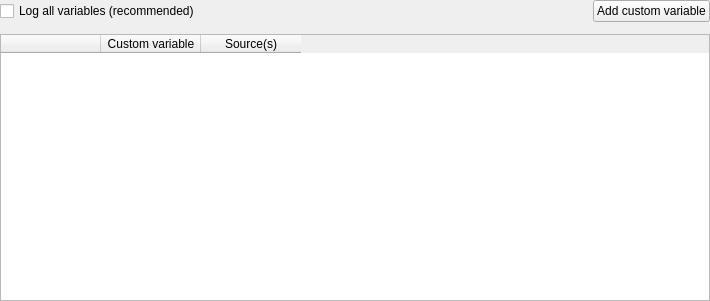
The window that libqtopensesame/resources/ui/widgets/logger.ui (open-cogsci/OpenSesame) describes before a commit, drawn with Qt 5.
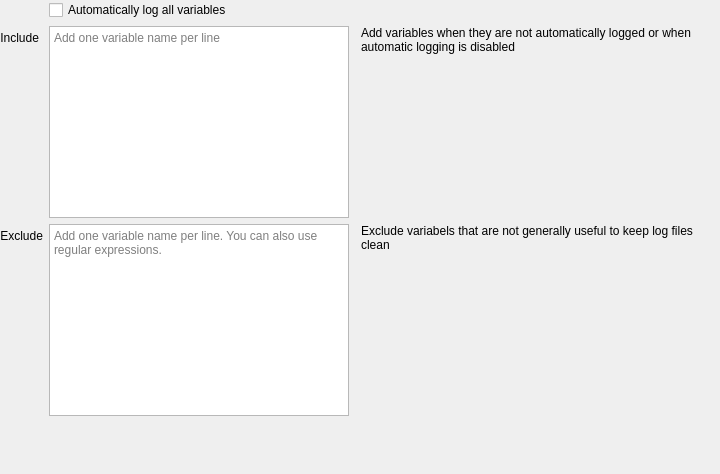
The same window after the commit.

Commit message: Improve detection and logging of variables

The edit to the form file:
```diff
--- a/libqtopensesame/resources/ui/widgets/logger.ui
+++ b/libqtopensesame/resources/ui/widgets/logger.ui
@@ -6,21 +6,107 @@
    <rect>
     <x>0</x>
     <y>0</y>
-    <width>710</width>
-    <height>301</height>
+    <width>720</width>
+    <height>474</height>
    </rect>
   </property>
   <property name="windowTitle">
    <string>Form</string>
   </property>
-  <layout class="QVBoxLayout" name="verticalLayout">
-   <property name="spacing">
-    <number>12</number>
+  <layout class="QFormLayout" name="formLayout">
+   <property name="leftMargin">
+    <number>0</number>
    </property>
-   <property name="margin">
+   <property name="topMargin">
     <number>0</number>
    </property>
-   <item>
+   <property name="rightMargin">
+    <number>0</number>
+   </property>
+   <property name="bottomMargin">
+    <number>0</number>
+   </property>
+   <item row="0" column="1">
+    <widget class="QCheckBox" name="checkbox_auto_log">
+     <property name="text">
+      <string>Automatically log all variables</string>
+     </property>
+    </widget>
+   </item>
+   <item row="1" column="0">
+    <widget class="QLabel" name="label">
+     <property name="text">
+      <string>Include</string>
+     </property>
+     <property name="alignment">
+      <set>Qt::AlignRight|Qt::AlignTrailing|Qt::AlignVCenter</set>
+     </property>
+    </widget>
+   </item>
+   <item row="1" column="1">
+    <widget class="QWidget" name="widget" native="true">
+     <layout class="QHBoxLayout" name="horizontalLayout">
+      <property name="spacing">
+       <number>12</number>
+      </property>
+      <property name="leftMargin">
+       <number>0</number>
+      </property>
+      <property name="topMargin">
+       <number>0</number>
+      </property>
+      <property name="rightMargin">
+       <number>0</number>
+      </property>
+      <property name="bottomMargin">
+       <number>0</number>
+      </property>
+      <item>
+       <widget class="QPlainTextEdit" name="textedit_include">
+        <property name="minimumSize">
+         <size>
+          <width>300</width>
+          <height>0</height>
+         </size>
+        </property>
+        <property name="maximumSize">
+         <size>
+          <width>300</width>
+          <height>16777215</height>
+         </size>
+        </property>
+        <property name="placeholderText">
+         <string>Add one variable name per line</string>
+        </property>
+       </widget>
+      </item>
+      <item>
+       <widget class="QLabel" name="label_summary">
+        <property name="text">
+         <string>Add variables when they are not automatically logged or when automatic logging is disabled</string>
+        </property>
+        <property name="alignment">
+         <set>Qt::AlignLeading|Qt::AlignLeft|Qt::AlignTop</set>
+        </property>
+        <property name="wordWrap">
+         <bool>true</bool>
+        </property>
+       </widget>
+      </item>
+     </layout>
+    </widget>
+   </item>
+   <item row="2" column="0">
+    <widget class="QLabel" name="label_2">
+     <property name="text">
+      <string>Exclude</string>
+     </property>
+     <property name="alignment">
+      <set>Qt::AlignRight|Qt::AlignTrailing|Qt::AlignVCenter</set>
+     </property>
+    </widget>
+   </item>
+   <item row="2" column="1">
     <widget class="QWidget" name="widget_2" native="true">
      <layout class="QHBoxLayout" name="horizontalLayout_2">
       <property name="spacing">
@@ -30,58 +116,46 @@
        <number>0</number>
       </property>
       <item>
-       <widget class="QCheckBox" name="checkbox_auto_log">
-        <property name="text">
-         <string>Log all variables (recommended)</string>
+       <widget class="QPlainTextEdit" name="textedit_exclude">
+        <property name="maximumSize">
+         <size>
+          <width>300</width>
+          <height>16777215</height>
+         </size>
+        </property>
+        <property name="placeholderText">
+         <string>Add one variable name per line. You can also use regular expressions.</string>
         </property>
        </widget>
       </item>
       <item>
-       <widget class="QPushButton" name="button_add_custom_variable">
-        <property name="sizePolicy">
-         <sizepolicy hsizetype="Fixed" vsizetype="Fixed">
-          <horstretch>0</horstretch>
-          <verstretch>0</verstretch>
-         </sizepolicy>
-        </property>
+       <widget class="QLabel" name="item_desc">
         <property name="text">
-         <string>Add custom variable</string>
+         <string>Exclude variabels that are not generally useful to keep log files clean</string>
+        </property>
+        <property name="alignment">
+         <set>Qt::AlignLeading|Qt::AlignLeft|Qt::AlignTop</set>
+        </property>
+        <property name="wordWrap">
+         <bool>true</bool>
         </property>
        </widget>
       </item>
      </layout>
     </widget>
    </item>
-   <item>
-    <widget class="QTableWidget" name="table_var">
-     <property name="dragDropMode">
-      <enum>QAbstractItemView::DropOnly</enum>
+   <item row="3" column="0">
+    <spacer name="verticalSpacer">
+     <property name="orientation">
+      <enum>Qt::Vertical</enum>
      </property>
-     <property name="alternatingRowColors">
-      <bool>true</bool>
+     <property name="sizeHint" stdset="0">
+      <size>
+       <width>20</width>
+       <height>40</height>
+      </size>
      </property>
-     <property name="showGrid">
-      <bool>false</bool>
-     </property>
-     <attribute name="verticalHeaderVisible">
-      <bool>false</bool>
-     </attribute>
-     <column>
-      <property name="text">
-       <string/>
-      </property>
-     </column>
-     <column>
-      <property name="text">
-       <string>Custom variable</string>
-      </property>
-     </column>
-     <column>
-      <property name="text">
-       <string>Source(s)</string>
-      </property>
-     </column>
-    </widget>
+    </spacer>
    </item>
   </layout>
  </widget>
```
Left out of the diff: 11 changed lines with no effect on the pictures. The commit also changes 8 other files.
